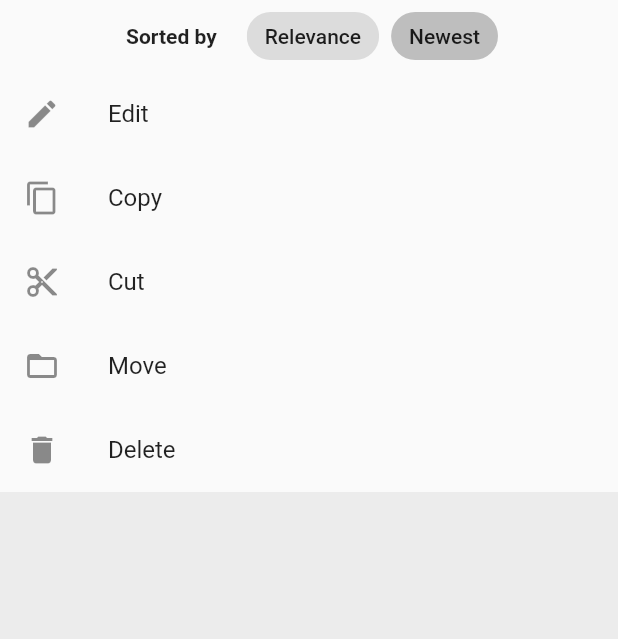
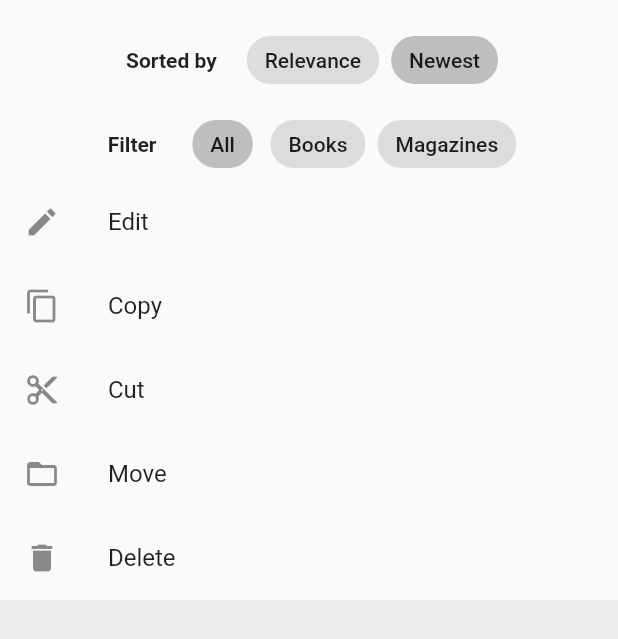
Before and after one commit to PelipetsOlga/BooksFlutterApp, a Flutter app: the ModalFit widget shown alone on an empty page, opened directly with empty values, after a tap on "Newest", on a phone screen of 412 x 824 dp. Shown: the top 639 px of the screen. Run offline on Flutter 3.47's test engine with Material 2 defaults, Android fonts, the phone set to English and light mode, and no system bars; our stand-ins replace dio, flutter_rating_bar, get_it, injectable, logger, modal_bottom_sheet and 1 more; generated files the repository leaves out were written again; network calls fail.

Commit message:
Bottom sheet on home screen, filtering by print type

```diff
--- a/lib/data/api/api.dart
+++ b/lib/data/api/api.dart
@@ -6,12 +6,15 @@ import 'package:dio/dio.dart';
 part 'api.g.dart';
 
 const String apiKey = "AIzaSyB6evM_BbeqnZ8GIqHTDGwcgxXCCBJ8zlE";
-const String newest = "newest";
-const String relevance = "relevance";
+const String sort_by_newest = "newest";
+const String sort_by_relevance = "relevance";
 const Map<String, String> headers = {
   "x-rapidapi-key": "326713088emsh32774d1e886ae24p1d9715jsncbeea767b6db",
   "x-rapidapi-host": "google-books.p.rapidapi.com"
 };
+const String filter_all = "all";
+const String filter_books = "books";
+const String filter_magazines = "magazines";
 
 @RestApi(baseUrl: "https://google-books.p.rapidapi.com/")
 abstract class BooksApi {
@@ -19,13 +22,15 @@ abstract class BooksApi {
   static const String _startIndex = "startIndex";
   static const String _maxResults = "maxResults";
   static const String _orderBy = "orderBy";
+  static const String _printType = "printType";
 
   factory BooksApi(Dio dio) => _BooksApi(dio);
 
   @GET("/volumes")
   Future<Volumes> getAllVolumes(
       {@Query(_key) String apiKeyParam = apiKey,
-      @Query(_orderBy) String orderedByParam = relevance,
+      @Query(_orderBy) String orderedByParam = sort_by_relevance,
       @Query(_startIndex) int startIndex = 0,
-      @Query(_maxResults) int maxResults = 10});
+      @Query(_maxResults) int maxResults = 10,
+      @Query(_printType) String printType = filter_all});
 }
--- a/lib/data/repo/repository.dart
+++ b/lib/data/repo/repository.dart
@@ -2,6 +2,7 @@ import 'dart:developer';
 
 import 'package:books_app/data/api/api.dart';
 import 'package:books_app/domain/models/volumes.dart';
+import 'package:books_app/domain/repository/repository.dart';
 import 'package:books_app/domain/repository/repository.dart';
 import 'package:injectable/injectable.dart';
 import 'package:dio/dio.dart';
@@ -20,12 +21,21 @@ class BooksRepositoryImpl implements BooksRepository {
   Future<VolumesModel> getAllBooks(
       {int startIndex = 0,
       int maxResults = 20,
-      SortedByType sortedByType = SortedByType.relevance}) async {
+      SortedByType sortedByType = SortedByType.relevance,
+      FilterByPrintType printType = FilterByPrintType.all}) async {
+    String printTypeValue = filter_all;
+    if (printType == FilterByPrintType.books)
+      printTypeValue = filter_books;
+    else if (printType == FilterByPrintType.magazines)
+      printTypeValue = filter_magazines;
+
     final apiResult = await api.getAllVolumes(
         startIndex: startIndex,
         maxResults: maxResults,
-        orderedByParam:
-            sortedByType == SortedByType.relevance ? relevance : newest);
+        orderedByParam: sortedByType == SortedByType.relevance
+            ? sort_by_relevance
+            : sort_by_newest,
+        printType: printTypeValue);
     log("repo  apiResult size = ${apiResult.items.length}");
     return apiResult.toDomain();
   }
--- a/lib/ui/home/home_view_model.dart
+++ b/lib/ui/home/home_view_model.dart
@@ -12,6 +12,7 @@ class HomeViewModel extends ValueNotifier<List<ItemsModel>> {
   bool _loading = false;
   final List<ItemsModel> _items = [];
   SortedByType _sortedByType = SortedByType.relevance;
+  FilterByPrintType _filterByPrintType = FilterByPrintType.all;
 
   HomeViewModel(this.repository) : super([]);
 
@@ -51,7 +52,8 @@ class HomeViewModel extends ValueNotifier<List<ItemsModel>> {
       final result = await repository.getAllBooks(
           startIndex: pageNumber * _batchesOf,
           maxResults: _batchesOf,
-          sortedByType: _sortedByType);
+          sortedByType: _sortedByType,
+          printType: _filterByPrintType);
       _setIsLoading(false);
       pageNumber++;
       addItems(result.items);
@@ -69,4 +71,21 @@ class HomeViewModel extends ValueNotifier<List<ItemsModel>> {
     _sortedByType = SortedByType.relevance;
     reload();
   }
+
+  FilterByPrintType getFilterByPrintType() => _filterByPrintType;
+
+  void setFilterByPrintTypeAll() {
+    _filterByPrintType = FilterByPrintType.all;
+    reload();
+  }
+
+  void setFilterByPrintTypeBooks() {
+    _filterByPrintType = FilterByPrintType.books;
+    reload();
+  }
+
+  void setFilterByPrintTypeMagazines() {
+    _filterByPrintType = FilterByPrintType.magazines;
+    reload();
+  }
 }
--- a/lib/ui/home/modal_fit.dart
+++ b/lib/ui/home/modal_fit.dart
@@ -28,37 +28,10 @@ class ModalFitState extends State<ModalFit> {
       child: Column(
         mainAxisSize: MainAxisSize.min,
         children: <Widget>[
-          Wrap(crossAxisAlignment: WrapCrossAlignment.center, children: [
-            Padding(
-              padding: const EdgeInsets.all(4.0),
-              child: Text("Sorted by",
-                  style: TextStyle(fontWeight: FontWeight.bold)),
-            ),
-            SizedBox(width: 16),
-            ChoiceChip(
-              label: Text("Relevance"),
-              selected: _viewModel.getSortedType() == SortedByType.relevance,
-              onSelected: (bool selected) {
-                if (selected) {
-                  setState(() {
-                    _viewModel.setSortedByRelevance();
-                  });
-                }
-              },
-            ),
-            SizedBox(width: 8),
-            ChoiceChip(
-              label: Text("Newest"),
-              selected: _viewModel.getSortedType() == SortedByType.newest,
-              onSelected: (bool selected) {
-                if (selected) {
-                  setState(() {
-                    _viewModel.setSortedByNewest();
-                  });
-                }
-              },
-            )
-          ]),
+          SizedBox(height: 16),
+          getSortedBySection(),
+          SizedBox(height: 8),
+          getFilterByPrintTypeSection(),
           ListTile(
             title: Text('Edit'),
             leading: Icon(Icons.edit),
@@ -88,4 +61,82 @@ class ModalFitState extends State<ModalFit> {
       ),
     ));
   }
+
+  Wrap getSortedBySection() {
+    return Wrap(crossAxisAlignment: WrapCrossAlignment.center, children: [
+      Padding(
+        padding: const EdgeInsets.all(4.0),
+        child: Text("Sorted by", style: TextStyle(fontWeight: FontWeight.bold)),
+      ),
+      SizedBox(width: 16),
+      ChoiceChip(
+        label: Text("Relevance"),
+        selected: _viewModel.getSortedType() == SortedByType.relevance,
+        onSelected: (bool selected) {
+          if (selected) {
+            setState(() {
+              _viewModel.setSortedByRelevance();
+            });
+          }
+        },
+      ),
+      SizedBox(width: 8),
+      ChoiceChip(
+        label: Text("Newest"),
+        selected: _viewModel.getSortedType() == SortedByType.newest,
+        onSelected: (bool selected) {
+          if (selected) {
+            setState(() {
+              _viewModel.setSortedByNewest();
+            });
+          }
+        },
+      )
+    ]);
+  }
+
+  Wrap getFilterByPrintTypeSection() {
+    return Wrap(crossAxisAlignment: WrapCrossAlignment.center, children: [
+      Padding(
+        padding: const EdgeInsets.all(4.0),
+        child: Text("Filter", style: TextStyle(fontWeight: FontWeight.bold)),
+      ),
+      SizedBox(width: 16),
+      ChoiceChip(
+        label: Text("All"),
+        selected: _viewModel.getFilterByPrintType() == FilterByPrintType.all,
+        onSelected: (bool selected) {
+          if (selected) {
+            setState(() {
+              _viewModel.setFilterByPrintTypeAll();
+            });
+          }
+        },
+      ),
+      SizedBox(width: 8),
+      ChoiceChip(
+        label: Text("Books"),
+        selected: _viewModel.getFilterByPrintType() == FilterByPrintType.books,
+        onSelected: (bool selected) {
+          if (selected) {
+            setState(() {
+              _viewModel.setFilterByPrintTypeBooks();
+            });
+          }
+        },
+      ),
+      SizedBox(width: 8),
+      ChoiceChip(
+        label: Text("Magazines"),
+        selected: _viewModel.getFilterByPrintType() == FilterByPrintType.magazines,
+        onSelected: (bool selected) {
+          if (selected) {
+            setState(() {
+              _viewModel.setFilterByPrintTypeMagazines();
+            });
+          }
+        },
+      )
+    ]);
+  }
 }
```
Also changed, not shown: lib/domain/repository/repository.dart (+6 -1 lines).
